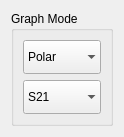
This is gui/graph_mode_ui.ui in Wireless-Research-Tester/Automated-Wireless-Research-Tester as Qt 5 draws it before an edit. The edited form follows.
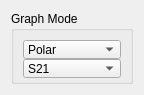
This is the edited form.

What changed in the file:
```diff
--- a/gui/graph_mode_ui.ui
+++ b/gui/graph_mode_ui.ui
@@ -9,14 +9,14 @@
    <rect>
     <x>0</x>
     <y>0</y>
-    <width>124</width>
-    <height>126</height>
+    <width>140</width>
+    <height>95</height>
    </rect>
   </property>
   <property name="maximumSize">
    <size>
-    <width>140</width>
-    <height>130</height>
+    <width>1000</width>
+    <height>1000</height>
    </size>
   </property>
   <property name="windowTitle">
@@ -33,14 +33,14 @@
      </property>
      <property name="minimumSize">
       <size>
-       <width>100</width>
-       <height>115</height>
+       <width>122</width>
+       <height>54</height>
       </size>
      </property>
      <property name="maximumSize">
       <size>
-       <width>150</width>
-       <height>160</height>
+       <width>16777215</width>
+       <height>16777215</height>
       </size>
      </property>
      <property name="title">
@@ -67,14 +67,26 @@
           <verstretch>0</verstretch>
          </sizepolicy>
         </property>
+        <property name="minimumSize">
+         <size>
+          <width>0</width>
+          <height>19</height>
+         </size>
+        </property>
+        <property name="maximumSize">
+         <size>
+          <width>16777215</width>
+          <height>21</height>
+         </size>
+        </property>
         <property name="editable">
          <bool>false</bool>
         </property>
         <property name="sizeAdjustPolicy">
-         <enum>QComboBox::AdjustToContentsOnFirstShow</enum>
+         <enum>QComboBox::AdjustToContents</enum>
         </property>
         <property name="frame">
-         <bool>false</bool>
+         <bool>true</bool>
         </property>
         <item>
          <property name="text">
@@ -96,11 +108,23 @@
           <verstretch>0</verstretch>
          </sizepolicy>
         </property>
+        <property name="minimumSize">
+         <size>
+          <width>0</width>
+          <height>19</height>
+         </size>
+        </property>
+        <property name="maximumSize">
+         <size>
+          <width>16777215</width>
+          <height>21</height>
+         </size>
+        </property>
         <property name="sizeAdjustPolicy">
-         <enum>QComboBox::AdjustToMinimumContentsLength</enum>
+         <enum>QComboBox::AdjustToContents</enum>
         </property>
         <property name="frame">
-         <bool>false</bool>
+         <bool>true</bool>
         </property>
         <item>
          <property name="text">
```
Left out of the diff: 3 changed lines with no effect on the pictures.
